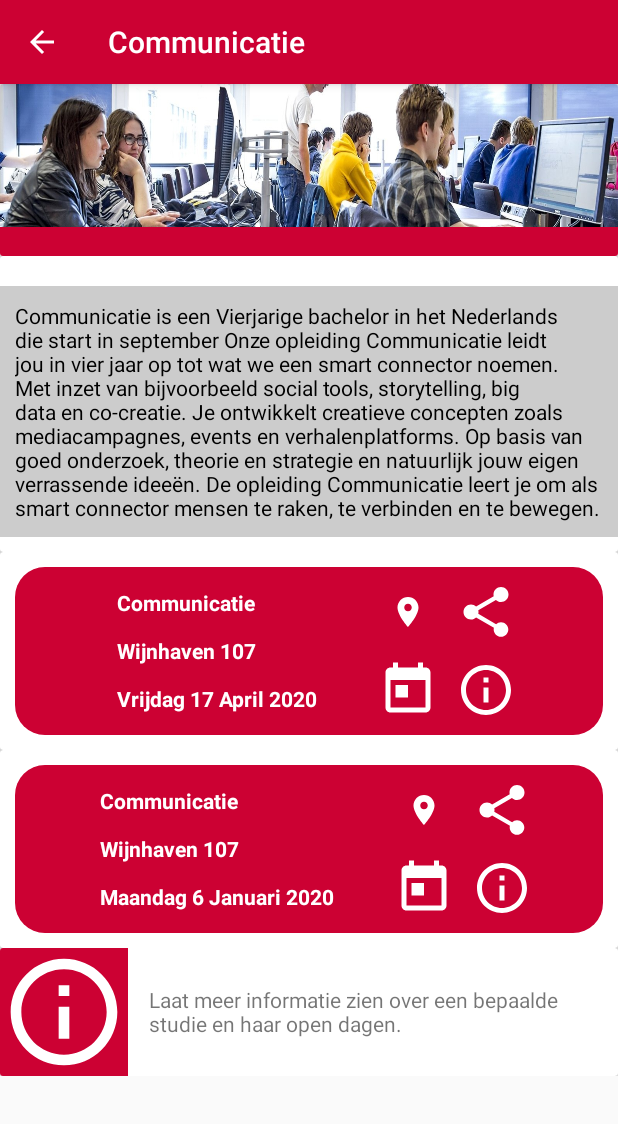
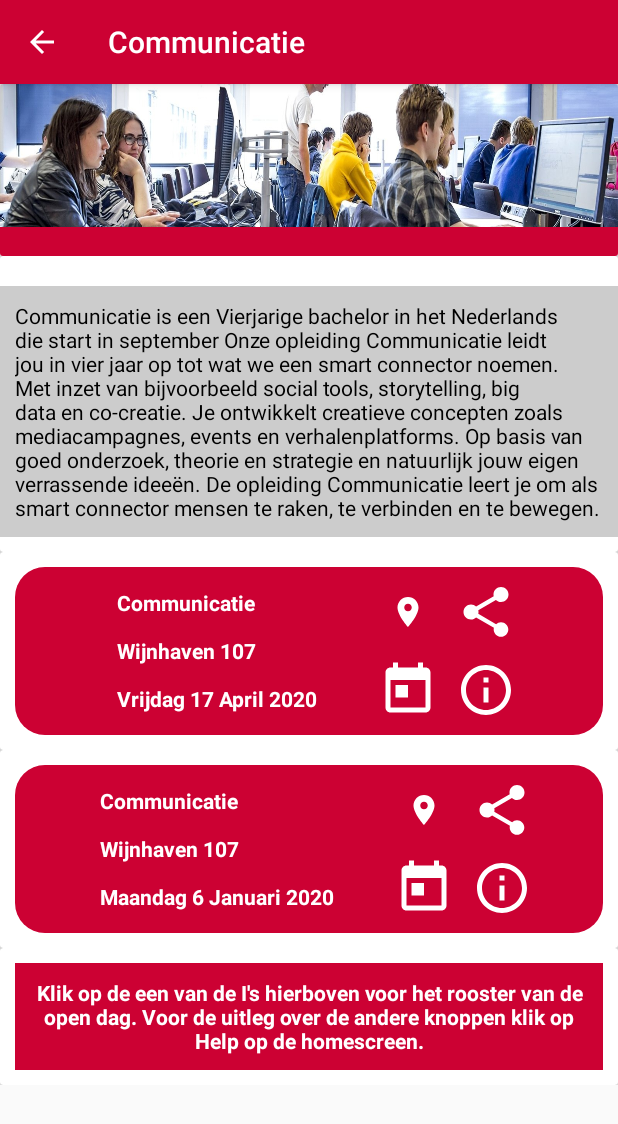
Before and after one commit to daanneek/project2, an Android app: the C screen opened directly, with no data from a screen before it, on a phone screen of 412 x 824 dp. Shown: the top 1124 px of the screen. Run offline under Robolectric (Android 15) with nearby library versions, the phone set to English and light mode, and no system bars.

Commit message:
Changed some .png and .jpeg files as they where causing problems with APK.
Signed-off-by: daanneek <daanneek@gmail.com>

```diff
--- a/app/src/main/res/layout/activity_c.xml
+++ b/app/src/main/res/layout/activity_c.xml
@@ -194,21 +194,21 @@
         android:layout_height="wrap_content">
 
         <LinearLayout
-            android:layout_width="wrap_content"
-            android:layout_height="wrap_content">
-            <ImageView
-                android:layout_width="85dp"
-                android:layout_height="85dp"
-                android:src="@drawable/ic_info_outline_black_24dp"
-                android:background="@color/colorPrimary"
-                android:layout_marginRight="4dp"
-                />
+            android:orientation="horizontal"
+            android:layout_width="match_parent"
+            android:layout_height="wrap_content"
+            android:layout_margin="10dp"
+            android:background="@color/colorPrimary"
+            android:padding="10dp"
+            android:gravity="center_vertical|center_horizontal">
+
             <TextView
-                android:paddingLeft="10dp"
-                android:layout_gravity="center"
                 android:layout_width="wrap_content"
                 android:layout_height="wrap_content"
-                android:text="Laat meer informatie zien over een bepaalde studie en haar open dagen. "/>
+                android:textAlignment="center"
+                android:text="@string/uitleg"
+                android:textColor="#FFF"
+                android:textStyle="bold" />
 
         </LinearLayout>
 
--- a/app/src/main/res/layout/menu_nav_header_main.xml
+++ b/app/src/main/res/layout/menu_nav_header_main.xml
@@ -19,6 +19,6 @@
         android:layout_marginTop="-20dp"
         android:layout_marginBottom="1dp"
         android:paddingTop="@dimen/nav_header_vertical_spacing"
-        android:src="@mipmap/hogeschoolrotterdamlogo" />
+        android:src="@drawable/hogeschoolrotterdamlogo" />
 
 </LinearLayout>
```
Also changed, not shown: app/src/main/res/drawable/hogeschoolrotterdamlogo.jpeg (renamed from app/src/main/res/mipmap-xhdpi/hogeschoolrotterdamlogo.png), app/src/main/res/drawable/hogeschoolrotterdamlogo.png (deleted), app/src/main/res/drawable/hogeschoolrotterdamlogo2.jpg (deleted), 5 other files.
